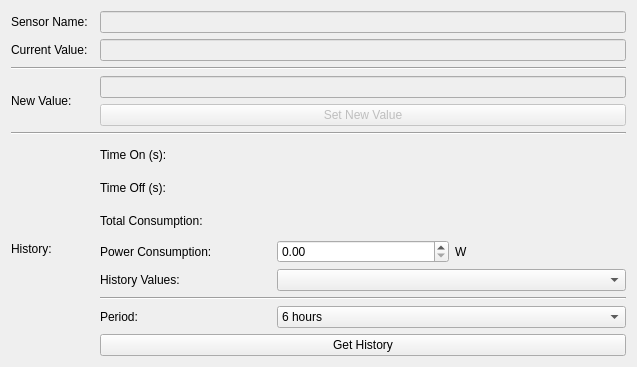
First picture: the form in desktop-application/forms/sensorinfodialog.ui, repository joe-stifler/mc426-smart-home-robot, before the edit.
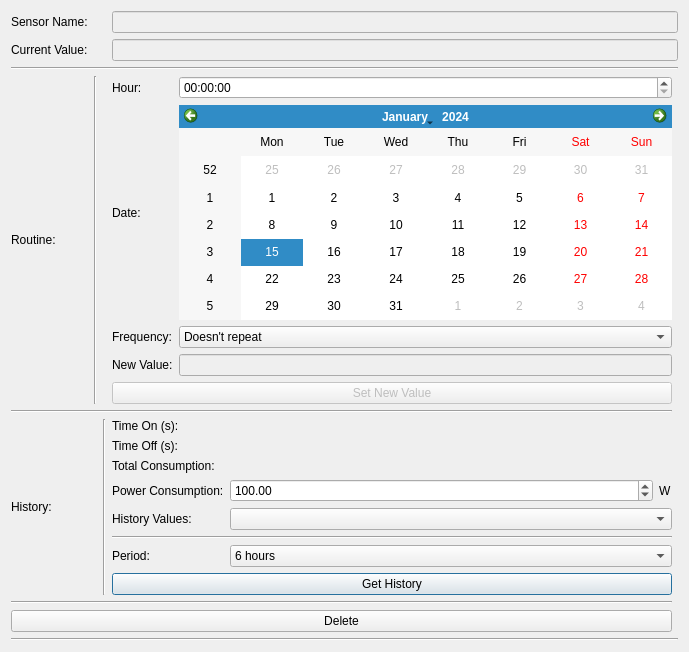
Second picture: the form after the edit.

Commit message: Implemented Routines GUI. Also, implemented automatical login.

The edit to the form file:
```diff
--- a/desktop-application/forms/sensorinfodialog.ui
+++ b/desktop-application/forms/sensorinfodialog.ui
@@ -6,44 +6,16 @@
    <rect>
     <x>0</x>
     <y>0</y>
-    <width>637</width>
-    <height>367</height>
+    <width>689</width>
+    <height>652</height>
    </rect>
   </property>
   <property name="windowTitle">
    <string>Dialog</string>
   </property>
   <layout class="QGridLayout" name="gridLayout_2">
-   <item row="0" column="0">
+   <item row="1" column="0">
     <layout class="QGridLayout" name="gridLayout">
-     <item row="7" column="0">
-      <widget class="QLabel" name="label_4">
-       <property name="text">
-        <string>History:</string>
-       </property>
-      </widget>
-     </item>
-     <item row="3" column="2">
-      <layout class="QVBoxLayout" name="verticalLayout">
-       <item>
-        <widget class="QLineEdit" name="edit_new_value">
-         <property name="enabled">
-          <bool>false</bool>
-         </property>
-        </widget>
-       </item>
-       <item>
-        <widget class="QPushButton" name="pushButton">
-         <property name="enabled">
-          <bool>false</bool>
-         </property>
-         <property name="text">
-          <string>Set New Value</string>
-         </property>
-        </widget>
-       </item>
-      </layout>
-     </item>
      <item row="0" column="0">
       <widget class="QLabel" name="label_2">
        <property name="text">
@@ -51,28 +23,35 @@
        </property>
       </widget>
      </item>
-     <item row="0" column="2">
-      <widget class="QLineEdit" name="edit_sensor_name">
+     <item row="1" column="3" colspan="2">
+      <widget class="QLineEdit" name="edit_current_value">
        <property name="enabled">
         <bool>false</bool>
        </property>
       </widget>
      </item>
-     <item row="5" column="0" colspan="3">
-      <widget class="Line" name="line">
+     <item row="13" column="0" colspan="4">
+      <widget class="Line" name="line_4">
        <property name="orientation">
         <enum>Qt::Horizontal</enum>
        </property>
       </widget>
      </item>
-     <item row="1" column="0">
-      <widget class="QLabel" name="label">
+     <item row="6" column="0">
+      <widget class="QLabel" name="label_4">
        <property name="text">
-        <string>Current Value:</string>
+        <string>History:</string>
        </property>
       </widget>
      </item>
-     <item row="7" column="2">
+     <item row="4" column="0">
+      <widget class="QLabel" name="label_9">
+       <property name="text">
+        <string>Routine:</string>
+       </property>
+      </widget>
+     </item>
+     <item row="6" column="3">
       <layout class="QGridLayout" name="gridLayout_4">
        <item row="2" column="0">
         <widget class="QLabel" name="label_one">
@@ -200,13 +179,28 @@
        </item>
        <item row="5" column="1">
         <widget class="QDoubleSpinBox" name="cb_bulb_type">
+         <property name="sizePolicy">
+          <sizepolicy hsizetype="MinimumExpanding" vsizetype="Fixed">
+           <horstretch>0</horstretch>
+           <verstretch>0</verstretch>
+          </sizepolicy>
+         </property>
          <property name="maximum">
           <double>999999.989999999990687</double>
          </property>
+         <property name="value">
+          <double>100.000000000000000</double>
+         </property>
         </widget>
        </item>
        <item row="5" column="2">
         <widget class="QLabel" name="label_7">
+         <property name="sizePolicy">
+          <sizepolicy hsizetype="Preferred" vsizetype="Preferred">
+           <horstretch>0</horstretch>
+           <verstretch>0</verstretch>
+          </sizepolicy>
+         </property>
          <property name="text">
           <string>W</string>
          </property>
@@ -214,27 +208,141 @@
        </item>
       </layout>
      </item>
-     <item row="1" column="2">
-      <widget class="QLineEdit" name="edit_current_value">
+     <item row="5" column="0" colspan="4">
+      <widget class="Line" name="line_5">
+       <property name="orientation">
+        <enum>Qt::Horizontal</enum>
+       </property>
+      </widget>
+     </item>
+     <item row="17" column="0" colspan="5">
+      <widget class="Line" name="line">
+       <property name="orientation">
+        <enum>Qt::Horizontal</enum>
+       </property>
+      </widget>
+     </item>
+     <item row="4" column="3">
+      <layout class="QGridLayout" name="gridLayout_3">
+       <item row="3" column="0">
+        <widget class="QLabel" name="label_14">
+         <property name="text">
+          <string>Frequency:</string>
+         </property>
+        </widget>
+       </item>
+       <item row="3" column="1">
+        <widget class="QComboBox" name="comboBox">
+         <item>
+          <property name="text">
+           <string>Doesn't repeat</string>
+          </property>
+         </item>
+         <item>
+          <property name="text">
+           <string>Daily</string>
+          </property>
+         </item>
+         <item>
+          <property name="text">
+           <string>Weekly</string>
+          </property>
+         </item>
+         <item>
+          <property name="text">
+           <string>Montly</string>
+          </property>
+         </item>
+        </widget>
+       </item>
+       <item row="2" column="1">
+        <widget class="QCalendarWidget" name="calendarWidget"/>
+       </item>
+       <item row="2" column="0">
+        <widget class="QLabel" name="label_13">
+         <property name="text">
+          <string>Date:</string>
+         </property>
+        </widget>
+       </item>
+       <item row="6" column="0" colspan="2">
+        <widget class="QPushButton" name="pushButton">
+         <property name="enabled">
+          <bool>false</bool>
+         </property>
+         <property name="text">
+          <string>Set New Value</string>
+         </property>
+        </widget>
+       </item>
+       <item row="1" column="0">
+        <widget class="QLabel" name="label_12">
+         <property name="text">
+          <string>Hour:</string>
+         </property>
+        </widget>
+       </item>
+       <item row="1" column="1">
+        <widget class="QTimeEdit" name="timeEdit"/>
+       </item>
+       <item row="5" column="0">
+        <widget class="QLabel" name="label_3">
+         <property name="text">
+          <string>New Value:</string>
+         </property>
+        </widget>
+       </item>
+       <item row="5" column="1">
+        <widget class="QLineEdit" name="edit_new_value">
+         <property name="enabled">
+          <bool>false</bool>
+         </property>
+        </widget>
+       </item>
+      </layout>
+     </item>
+     <item row="0" column="3" colspan="2">
+      <widget class="QLineEdit" name="edit_sensor_name">
        <property name="enabled">
         <bool>false</bool>
        </property>
       </widget>
      </item>
-     <item row="3" column="0">
-      <widget class="QLabel" name="label_3">
+     <item row="16" column="0" colspan="4">
+      <widget class="QPushButton" name="pushButton_3">
        <property name="text">
-        <string>New Value:</string>
+        <string>Delete</string>
        </property>
       </widget>
      </item>
-     <item row="2" column="0" colspan="3">
+     <item row="6" column="2">
+      <widget class="Line" name="line_6">
+       <property name="orientation">
+        <enum>Qt::Vertical</enum>
+       </property>
+      </widget>
+     </item>
+     <item row="3" column="0" colspan="5">
       <widget class="Line" name="line_2">
        <property name="orientation">
         <enum>Qt::Horizontal</enum>
        </property>
       </widget>
      </item>
+     <item row="1" column="0">
+      <widget class="QLabel" name="label">
+       <property name="text">
+        <string>Current Value:</string>
+       </property>
+      </widget>
+     </item>
+     <item row="4" column="1">
+      <widget class="Line" name="line_7">
+       <property name="orientation">
+        <enum>Qt::Vertical</enum>
+       </property>
+      </widget>
+     </item>
     </layout>
    </item>
   </layout>
```
Left out of the diff: 82 changed lines with no effect on the pictures. The commit also changes 6 other files.
